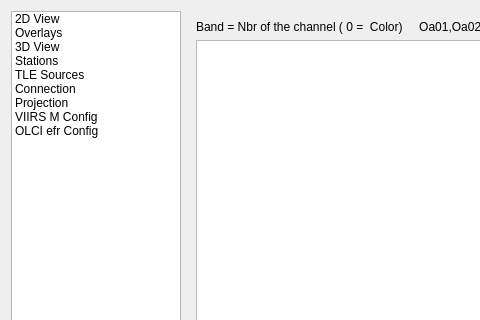
Above: core/dialogpreferences.ui from hvanruys/EUMETCastView before the change; both pictures show x 0 to 480 and y 0 to 320 of the 1057 by 779 pixel window. Below: the same form after it.
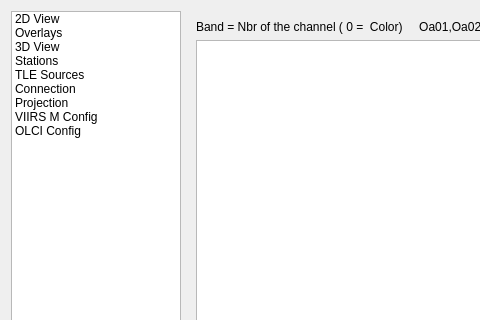
That is the form after the change. Icons and pictures are not drawn.

Patch:
```diff
--- a/core/dialogpreferences.ui
+++ b/core/dialogpreferences.ui
@@ -119,7 +119,7 @@
        </item>
        <item>
         <property name="text">
-         <string>OLCI efr Config</string>
+         <string>OLCI Config</string>
         </property>
         <property name="icon">
          <iconset resource="EUMETCastView.qrc">
```
